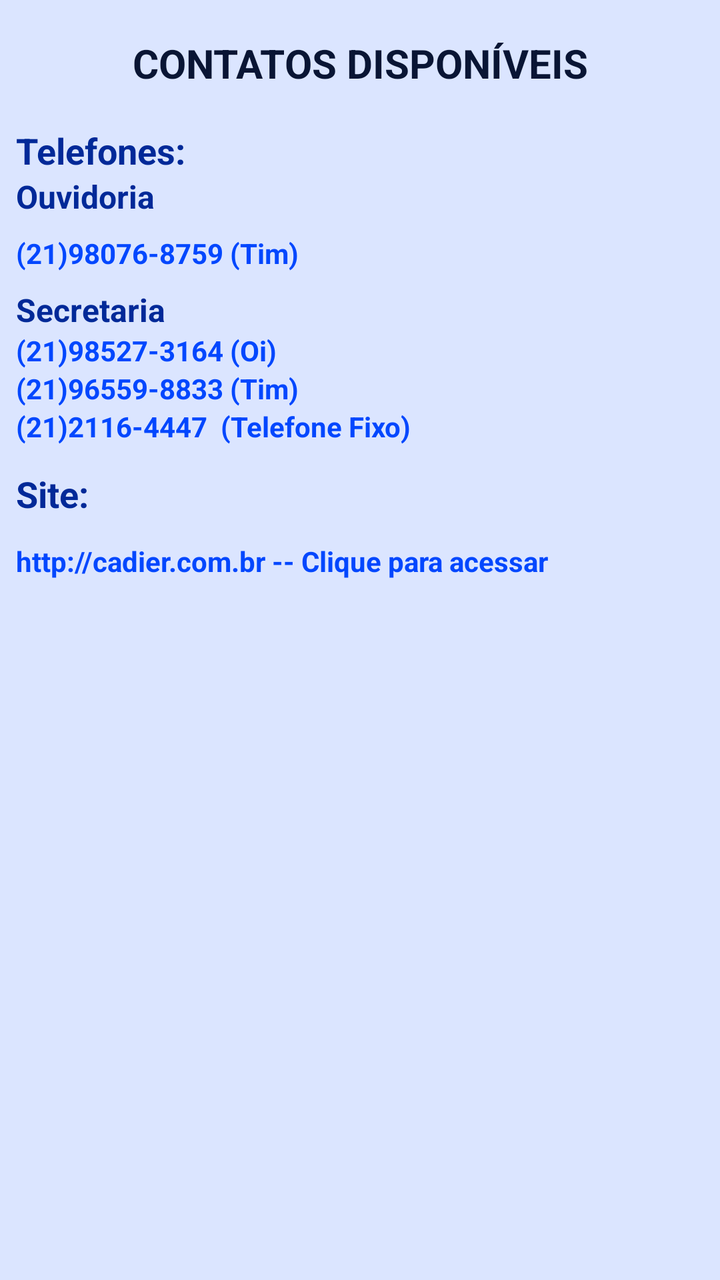
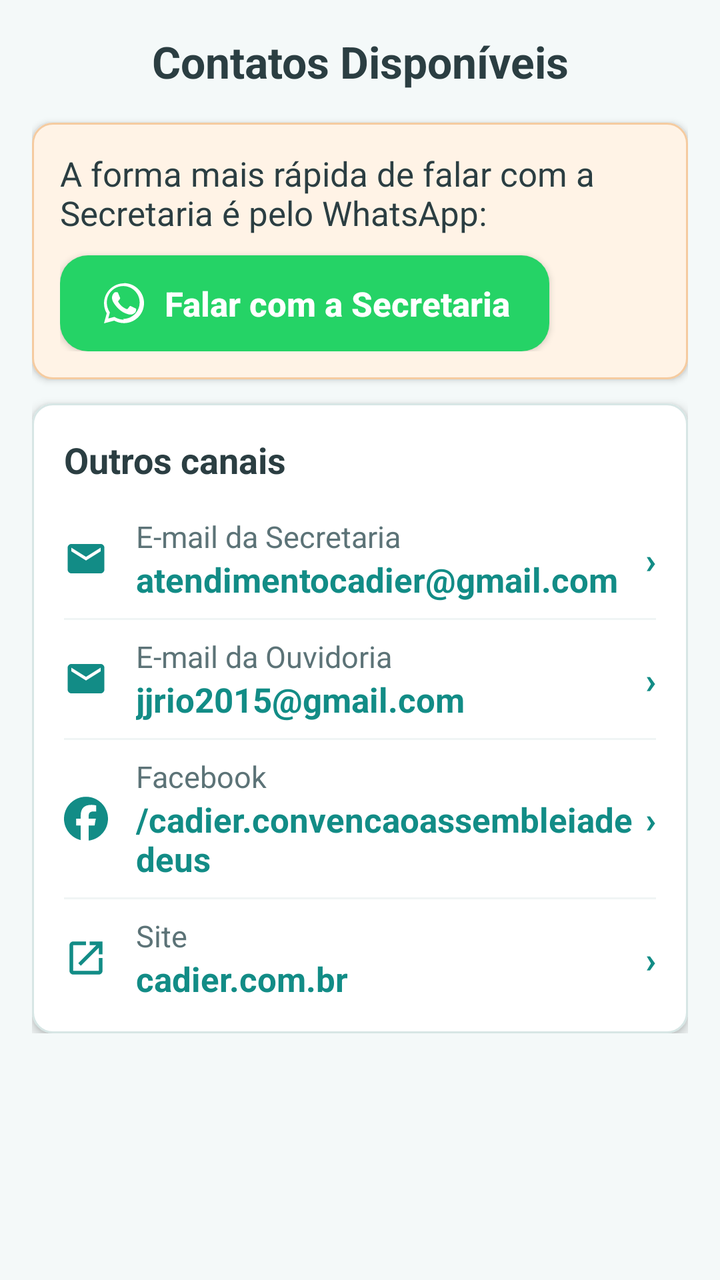

An Android layout rendered at two revisions. The XML below is the earlier revision; the diff shows what the commit changed to produce the second picture.
<!-- AndroidManifest.xml: application theme AppTheme -->
<!-- res/layout/fragment_contatos.xml -->
<?xml version="1.0" encoding="utf-8"?>
<LinearLayout
    xmlns:android="http://schemas.android.com/apk/res/android" android:layout_width="match_parent"
    android:layout_height="match_parent"
    android:orientation="vertical"
    android:background="#DBE5FF">

    <LinearLayout
        android:layout_width="match_parent"
        android:layout_height="match_parent"
        android:orientation="vertical">

        <TextView
            android:layout_width="match_parent"
            android:layout_height="wrap_content"
            android:text="CONTATOS DISPONÍVEIS"
            android:layout_margin="18dp"
            android:textSize="20sp"
            android:textStyle="bold"
            android:textColor="#091534"
            android:textAlignment="center"
            android:layout_gravity="center"/>

        <TextView
            android:layout_width="wrap_content"
            android:layout_height="wrap_content"
            android:layout_marginLeft="8dp"
            android:textSize="18sp"
            android:textStyle="bold"
            android:textColor="#012998"
            android:text="Telefones:"/>

        <TextView
            android:layout_width="wrap_content"
            android:layout_height="wrap_content"
            android:layout_marginLeft="8dp"
            android:textSize="16sp"
            android:textStyle="bold"
            android:textColor="#012998"
            android:text="Ouvidoria"/>

        <TextView
            android:layout_width="wrap_content"
            android:layout_height="wrap_content"
            android:layout_marginLeft="8dp"
            android:layout_marginTop="8dp"
            android:textSize="14sp"
            android:textStyle="bold"
            android:textColor="#0247FE"
            android:text="(21)98076-8759 (Tim)"/>

        <TextView
            android:layout_width="wrap_content"
            android:layout_height="wrap_content"
            android:layout_marginLeft="8dp"
            android:layout_marginTop="8dp"
            android:textSize="16sp"
            android:textStyle="bold"
            android:textColor="#012998"
            android:text="Secretaria"/>

        <TextView
            android:layout_width="wrap_content"
            android:layout_height="wrap_content"
            android:layout_marginLeft="8dp"
            android:textSize="14sp"
            android:textStyle="bold"
            android:textColor="#0247FE"
            android:text="(21)98527-3164 (Oi)"/>

        <TextView
            android:layout_width="wrap_content"
            android:layout_height="wrap_content"
            android:layout_marginLeft="8dp"
            android:textSize="14sp"
            android:textStyle="bold"
            android:textColor="#0247FE"
            android:text="(21)96559-8833 (Tim)"/>

        <TextView
            android:layout_width="wrap_content"
            android:layout_height="wrap_content"
            android:layout_marginLeft="8dp"
            android:textSize="14sp"
            android:textStyle="bold"
            android:textColor="#0247FE"
            android:text="(21)2116-4447  (Telefone Fixo)"/>

        <TextView
            android:layout_width="wrap_content"
            android:layout_height="wrap_content"
            android:layout_marginLeft="8dp"
            android:layout_marginTop="12dp"
            android:textSize="18sp"
            android:textStyle="bold"
            android:textColor="#012998"
            android:text="Site:"/>

        <TextView
            android:id="@+id/textViewLink"
            android:layout_width="wrap_content"
            android:layout_height="wrap_content"
            android:layout_marginLeft="8dp"
            android:layout_marginTop="12dp"
            android:textSize="14sp"
            android:textStyle="bold"
            android:textColor="#0247FE"
            android:text="http://cadier.com.br -- Clique para acessar"/>
    </LinearLayout>
</LinearLayout>
<!-- resources referenced by this layout -->
<resources>
  <style name="AppTheme" parent="Theme.AppCompat.Light.NoActionBar">
          
          <item name="colorPrimary">@color/colorPrimary</item>
          <item name="colorPrimaryDark">@color/colorPrimaryDark</item>
          <item name="colorAccent">@color/colorAccent</item>
  
      </style>
  <color name="colorPrimary">#3F51B5</color>
  <color name="colorPrimaryDark">#303F9F</color>
  <color name="colorAccent">#0043FA</color>
</resources>

<!-- the commit's change to res/layout/fragment_contatos.xml (unified diff, before → after) -->
@@ -1,110 +1,284 @@
 <?xml version="1.0" encoding="utf-8"?>
-<LinearLayout
+<ScrollView
     xmlns:android="http://schemas.android.com/apk/res/android" android:layout_width="match_parent"
     android:layout_height="match_parent"
-    android:orientation="vertical"
-    android:background="#DBE5FF">
+    android:background="@color/cadier_bg">
 
     <LinearLayout
         android:layout_width="match_parent"
-        android:layout_height="match_parent"
-        android:orientation="vertical">
+        android:layout_height="wrap_content"
+        android:orientation="vertical"
+        android:padding="16dp">
 
         <TextView
+            style="@style/Cadier.Text.Title"
             android:layout_width="match_parent"
             android:layout_height="wrap_content"
-            android:text="CONTATOS DISPONÍVEIS"
-            android:layout_margin="18dp"
-            android:textSize="20sp"
-            android:textStyle="bold"
-            android:textColor="#091534"
+            android:text="Contatos Disponíveis"
+            android:layout_marginBottom="16dp"
             android:textAlignment="center"
             android:layout_gravity="center"/>
 
-        <TextView
-            android:layout_width="wrap_content"
+        <LinearLayout
+            android:layout_width="match_parent"
             android:layout_height="wrap_content"
-            android:layout_marginLeft="8dp"
-            android:textSize="18sp"
-            android:textStyle="bold"
-            android:textColor="#012998"
-            android:text="Telefones:"/>
-
-        <TextView
-            android:layout_width="wrap_content"
+            android:orientation="vertical"
+            android:layout_marginBottom="12dp"
+            android:background="@drawable/bg_cadier_warning"
+            android:elevation="2dp"
+            android:padding="14dp">
+
+            <TextView
+                style="@style/Cadier.Text.Body"
+                android:layout_width="match_parent"
+                android:layout_height="wrap_content"
+                android:text="A forma mais rápida de falar com a Secretaria é pelo WhatsApp:"/>
+
+            <Button
+                android:id="@+id/buttonWhatsappSecretaria"
+                style="@style/Cadier.Button.WhatsApp"
+                android:layout_width="wrap_content"
+                android:layout_height="wrap_content"
+                android:layout_marginTop="10dp"
+                android:text="Falar com a Secretaria"/>
+        </LinearLayout>
+
+        <LinearLayout
+            android:layout_width="match_parent"
             android:layout_height="wrap_content"
-            android:layout_marginLeft="8dp"
-            android:textSize="16sp"
-            android:textStyle="bold"
-            android:textColor="#012998"
-            android:text="Ouvidoria"/>
-
-        <TextView
-            android:layout_width="wrap_content"
-            android:layout_height="wrap_content"
-            android:layout_marginLeft="8dp"
-            android:layout_marginTop="8dp"
-            android:textSize="14sp"
-            android:textStyle="bold"
-            android:textColor="#0247FE"
-            android:text="(21)98076-8759 (Tim)"/>
-
-        <TextView
-            android:layout_width="wrap_content"
-            android:layout_height="wrap_content"
-            android:layout_marginLeft="8dp"
-            android:layout_marginTop="8dp"
-            android:textSize="16sp"
-            android:textStyle="bold"
-            android:textColor="#012998"
-            android:text="Secretaria"/>
-
-        <TextView
-            android:layout_width="wrap_content"
-            android:layout_height="wrap_content"
-            android:layout_marginLeft="8dp"
-            android:textSize="14sp"
-            android:textStyle="bold"
-            android:textColor="#0247FE"
-            android:text="(21)98527-3164 (Oi)"/>
-
-        <TextView
-            android:layout_width="wrap_content"
-            android:layout_height="wrap_content"
-            android:layout_marginLeft="8dp"
-            android:textSize="14sp"
-            android:textStyle="bold"
-            android:textColor="#0247FE"
-            android:text="(21)96559-8833 (Tim)"/>
-
-        <TextView
-            android:layout_width="wrap_content"
-            android:layout_height="wrap_content"
-            android:layout_marginLeft="8dp"
-            android:textSize="14sp"
-            android:textStyle="bold"
-            android:textColor="#0247FE"
-            android:text="(21)2116-4447  (Telefone Fixo)"/>
-
-        <TextView
-            android:layout_width="wrap_content"
-            android:layout_height="wrap_content"
-            android:layout_marginLeft="8dp"
-            android:layout_marginTop="12dp"
-            android:textSize="18sp"
-            android:textStyle="bold"
-            android:textColor="#012998"
-            android:text="Site:"/>
-
-        <TextView
-            android:id="@+id/textViewLink"
-            android:layout_width="wrap_content"
-            android:layout_height="wrap_content"
-            android:layout_marginLeft="8dp"
-            android:layout_marginTop="12dp"
-            android:textSize="14sp"
-            android:textStyle="bold"
-            android:textColor="#0247FE"
-            android:text="http://cadier.com.br -- Clique para acessar"/>
+            android:orientation="vertical"
+            android:background="@drawable/bg_cadier_card"
+            android:elevation="3dp"
+            android:padding="8dp">
+
+            <TextView
+                style="@style/Cadier.Text.Subtitle"
+                android:layout_width="wrap_content"
+                android:layout_height="wrap_content"
+                android:layout_margin="8dp"
+                android:text="Outros canais"/>
+
+            
+            <LinearLayout
+                android:id="@+id/layoutEmailSecretaria"
+                android:layout_width="match_parent"
+                android:layout_height="wrap_content"
+                android:orientation="horizontal"
+                android:gravity="center_vertical"
+                android:padding="8dp"
+                android:clickable="true"
+                android:focusable="true"
+                android:foreground="?android:attr/selectableItemBackground">
+
+                <ImageView
+                    android:layout_width="22dp"
+                    android:layout_height="22dp"
+                    android:src="@drawable/ic_email"
+                    android:tint="@color/cadier_teal"/>
+
+                <LinearLayout
+                    android:layout_width="0dp"
+                    android:layout_height="wrap_content"
+                    android:layout_weight="1"
+                    android:layout_marginStart="14dp"
+                    android:orientation="vertical">
+
+                    <TextView
+                        style="@style/Cadier.Text.Caption"
+                        android:layout_width="wrap_content"
+                        android:layout_height="wrap_content"
+                        android:text="E-mail da Secretaria"/>
+
+                    <TextView
+                        android:id="@+id/textViewEmailSecretaria"
+                        style="@style/Cadier.Text.Body"
+                        android:layout_width="wrap_content"
+                        android:layout_height="wrap_content"
+                        android:textColor="@color/cadier_teal"
+                        android:textStyle="bold"
+                        android:text="atendimentocadier@gmail.com"/>
+                </LinearLayout>
+
+                <TextView
+                    android:layout_width="wrap_content"
+                    android:layout_height="wrap_content"
+                    android:textColor="@color/cadier_teal"
+                    android:textStyle="bold"
+                    android:textSize="@dimen/cadier_text_subtitle"
+                    android:text="›"/>
+            </LinearLayout>
+
+            <View
+                android:layout_width="match_parent"
+                android:layout_height="1dp"
+                android:layout_marginStart="8dp"
+                android:layout_marginEnd="8dp"
+                android:background="@color/cadier_divider_light"/>
+
+            
+            <LinearLayout
+                android:id="@+id/layoutEmailOuvidoria"
+                android:layout_width="match_parent"
+                android:layout_height="wrap_content"
+                android:orientation="horizontal"
+                android:gravity="center_vertical"
+                android:padding="8dp"
+                android:clickable="true"
+                android:focusable="true"
+                android:foreground="?android:attr/selectableItemBackground">
+
+                <ImageView
+                    android:layout_width="22dp"
+                    android:layout_height="22dp"
+                    android:src="@drawable/ic_email"
+                    android:tint="@color/cadier_teal"/>
+
+                <LinearLayout
+                    android:layout_width="0dp"
+                    android:layout_height="wrap_content"
+                    android:layout_weight="1"
+                    android:layout_marginStart="14dp"
+                    android:orientation="vertical">
+
+                    <TextView
+                        style="@style/Cadier.Text.Caption"
+                        android:layout_width="wrap_content"
+                        android:layout_height="wrap_content"
+                        android:text="E-mail da Ouvidoria"/>
+
+                    <TextView
+                        android:id="@+id/textViewEmailOuvidoria"
+                        style="@style/Cadier.Text.Body"
+                        android:layout_width="wrap_content"
+                        android:layout_height="wrap_content"
+                        android:textColor="@color/cadier_teal"
+                        android:textStyle="bold"
+                        android:text="jjrio2015@gmail.com"/>
+                </LinearLayout>
+
+                <TextView
+                    android:layout_width="wrap_content"
+                    android:layout_height="wrap_content"
+                    android:textColor="@color/cadier_teal"
+                    android:textStyle="bold"
+                    android:textSize="@dimen/cadier_text_subtitle"
+                    android:text="›"/>
+            </LinearLayout>
+
+            <View
+                android:layout_width="match_parent"
+                android:layout_height="1dp"
+                android:layout_marginStart="8dp"
+                android:layout_marginEnd="8dp"
+                android:background="@color/cadier_divider_light"/>
+
+            
+            <LinearLayout
+                android:id="@+id/layoutFacebook"
+                android:layout_width="match_parent"
+                android:layout_height="wrap_content"
+                android:orientation="horizontal"
+                android:gravity="center_vertical"
+                android:padding="8dp"
+                android:clickable="true"
+                android:focusable="true"
+                android:foreground="?android:attr/selectableItemBackground">
+
+                <ImageView
+                    android:layout_width="22dp"
+                    android:layout_height="22dp"
+                    android:src="@drawable/ic_facebook"
+                    android:tint="@color/cadier_teal"/>
+
+                <LinearLayout
+                    android:layout_width="0dp"
+                    android:layout_height="wrap_content"
+                    android:layout_weight="1"
+                    android:layout_marginStart="14dp"
+                    android:orientation="vertical">
+
+                    <TextView
+                        style="@style/Cadier.Text.Caption"
+                        android:layout_width="wrap_content"
+                        android:layout_height="wrap_content"
+                        android:text="Facebook"/>
+
+                    <TextView
+                        android:id="@+id/textViewFacebook"
+                        style="@style/Cadier.Text.Body"
+                        android:layout_width="wrap_content"
+                        android:layout_height="wrap_content"
+                        android:textColor="@color/cadier_teal"
+                        android:textStyle="bold"
+                        android:text="/cadier.convencaoassembleiadedeus"/>
+                </LinearLayout>
+
+                <TextView
+                    android:layout_width="wrap_content"
+                    android:layout_height="wrap_content"
+                    android:textColor="@color/cadier_teal"
+                    android:textStyle="bold"
+                    android:textSize="@dimen/cadier_text_subtitle"
+                    android:text="›"/>
+            </LinearLayout>
+
+            <View
+                android:layout_width="match_parent"
+                android:layout_height="1dp"
+                android:layout_marginStart="8dp"
+                android:layout_marginEnd="8dp"
+                android:background="@color/cadier_divider_light"/>
+
+            
+            <LinearLayout
+                android:id="@+id/layoutSite"
+                android:layout_width="match_parent"
+                android:layout_height="wrap_content"
+                android:orientation="horizontal"
+                android:gravity="center_vertical"
+                android:padding="8dp"
+                android:clickable="true"
+                android:focusable="true"
+                android:foreground="?android:attr/selectableItemBackground">
+
+                <ImageView
+                    android:layout_width="22dp"
+                    android:layout_height="22dp"
+                    android:src="@drawable/ic_link"
+                    android:tint="@color/cadier_teal"/>
+
+                <LinearLayout
+                    android:layout_width="0dp"
+                    android:layout_height="wrap_content"
+                    android:layout_weight="1"
+                    android:layout_marginStart="14dp"
+                    android:orientation="vertical">
+
+                    <TextView
+                        style="@style/Cadier.Text.Caption"
+                        android:layout_width="wrap_content"
+                        android:layout_height="wrap_content"
+                        android:text="Site"/>
+
+                    <TextView
+                        android:id="@+id/textViewLink"
+                        style="@style/Cadier.Text.Body"
+                        android:layout_width="wrap_content"
+                        android:layout_height="wrap_content"
+                        android:textColor="@color/cadier_teal"
+                        android:textStyle="bold"
+                        android:text="cadier.com.br"/>
+                </LinearLayout>
+
+                <TextView
+                    android:layout_width="wrap_content"
+                    android:layout_height="wrap_content"
+                    android:textColor="@color/cadier_teal"
+                    android:textStyle="bold"
+                    android:textSize="@dimen/cadier_text_subtitle"
+                    android:text="›"/>
+            </LinearLayout>
+
+        </LinearLayout>
     </LinearLayout>
-</LinearLayout>
+</ScrollView>
<!-- resource entries referenced after the edit -->
@@ -1,14 +1,126 @@
 <!-- resources referenced by this layout -->
 <resources>
+  <color name="cadier_bg">#F4F9F9</color>
+  <color name="cadier_divider_light">#F0F5F5</color>
+  <color name="cadier_teal">#128C86</color>
+  <dimen name="cadier_text_subtitle">18sp</dimen>
+  <!-- drawable bg_cadier_card (drawable) -->
+  <?xml version="1.0" encoding="utf-8"?>
+  <shape xmlns:android="http://schemas.android.com/apk/res/android" android:shape="rectangle">
+      <solid android:color="@color/cadier_surface"/>
+      <stroke android:width="1dp" android:color="@color/cadier_border"/>
+      <corners android:radius="@dimen/cadier_radius_card"/>
+  </shape>
+  <!-- drawable bg_cadier_warning (drawable) -->
+  <?xml version="1.0" encoding="utf-8"?>
+  <shape xmlns:android="http://schemas.android.com/apk/res/android" android:shape="rectangle">
+      <solid android:color="@color/cadier_warning_bg"/>
+      <stroke android:width="1dp" android:color="@color/cadier_warning_border"/>
+      <corners android:radius="@dimen/cadier_radius_card"/>
+  </shape>
+  <!-- drawable ic_email (drawable) -->
+  <vector xmlns:android="http://schemas.android.com/apk/res/android"
+      android:width="24dp"
+      android:height="24dp"
+      android:viewportWidth="24"
+      android:viewportHeight="24">
+      <path
+          android:fillColor="#FFFFFF"
+          android:pathData="M20,4H4C2.9,4 2,4.9 2,6v12c0,1.1 0.9,2 2,2h16c1.1,0 2,-0.9 2,-2V6C22,4.9 21.1,4 20,4zM20,8l-8,5L4,8V6l8,5l8,-5V8z"/>
+  </vector>
+  <!-- drawable ic_facebook (drawable) -->
+  <vector xmlns:android="http://schemas.android.com/apk/res/android"
+      android:width="24dp"
+      android:height="24dp"
+      android:viewportWidth="24"
+      android:viewportHeight="24">
+      <path
+          android:fillColor="#FFFFFF"
+          android:pathData="M9.101,23.691v-7.98H6.627v-3.667h2.474v-1.58c0,-4.085 1.848,-5.978 5.858,-5.978c0.401,0 0.955,0.042 1.468,0.103c0.4667,0.0568 0.8493,0.128 1.141,0.195v3.325c-0.1893,-0.0213 -0.4213,-0.0333 -0.653,-0.036c-0.2447,-0.0027 -0.4887,-0.006 -0.733,-0.009c-0.707,0 -1.259,0.096 -1.675,0.309c-0.279,0.147 -0.5107,0.354 -0.679,0.622c-0.258,0.42 -0.374,0.995 -0.374,1.752v1.297h3.919l-0.386,1.888l-0.287,1.779h-3.246v8.245C19.396,23.238 24,18.179 24,12.044c0,-6.627 -5.373,-12 -12,-12s-12,5.373 -12,12c0,5.628 3.874,10.35 9.101,11.647Z"/>
+  </vector>
+  <!-- drawable ic_link (drawable) -->
+  <vector xmlns:android="http://schemas.android.com/apk/res/android"
+      android:width="24dp"
+      android:height="24dp"
+      android:viewportWidth="24"
+      android:viewportHeight="24">
+      <path
+          android:fillColor="#FFFFFF"
+          android:pathData="M19,19H5V5h7V3H5C3.89,3 3,3.9 3,5v14c0,1.1 0.89,2 2,2h14c1.1,0 2,-0.9 2,-2v-7h-2V19zM14,3v2h3.59l-9.83,9.83l1.41,1.41L19,6.41V10h2V3H14z"/>
+  </vector>
+  <style name="Cadier.Button.WhatsApp">
+          <item name="android:background">@drawable/bg_cadier_button_whatsapp</item>
+          <item name="android:drawableStart">@drawable/ic_whatsapp</item>
+          <item name="android:drawablePadding">8dp</item>
+      </style>
+  <style name="Cadier.Text.Body" parent="">
+          <item name="android:textSize">@dimen/cadier_text_body</item>
+          <item name="android:textColor">@color/cadier_text_primary</item>
+      </style>
+  <style name="Cadier.Text.Caption" parent="">
+          <item name="android:textSize">@dimen/cadier_text_caption</item>
+          <item name="android:textColor">@color/cadier_text_secondary</item>
+      </style>
+  <style name="Cadier.Text.Subtitle" parent="">
+          <item name="android:textSize">@dimen/cadier_text_subtitle</item>
+          <item name="android:textStyle">bold</item>
+          <item name="android:textColor">@color/cadier_text_primary</item>
+      </style>
+  <style name="Cadier.Text.Title" parent="">
+          <item name="android:textSize">@dimen/cadier_text_title</item>
+          <item name="android:textStyle">bold</item>
+          <item name="android:textColor">@color/cadier_text_primary</item>
+      </style>
   <style name="AppTheme" parent="Theme.AppCompat.Light.NoActionBar">
           
           <item name="colorPrimary">@color/colorPrimary</item>
           <item name="colorPrimaryDark">@color/colorPrimaryDark</item>
           <item name="colorAccent">@color/colorAccent</item>
-  
+          <item name="android:windowBackground">@color/cadier_bg</item>
+          <item name="android:textColorPrimary">@color/cadier_text_primary</item>
       </style>
-  <color name="colorPrimary">#3F51B5</color>
-  <color name="colorPrimaryDark">#303F9F</color>
-  <color name="colorAccent">#0043FA</color>
+  <color name="cadier_surface">#FFFFFF</color>
+  <color name="cadier_border">#D7E6E5</color>
+  <dimen name="cadier_radius_card">10dp</dimen>
+  <color name="cadier_warning_bg">#FFF3E6</color>
+  <color name="cadier_warning_border">#F5CBA0</color>
+  <!-- drawable bg_cadier_button_whatsapp (drawable) -->
+  <?xml version="1.0" encoding="utf-8"?>
+  <selector xmlns:android="http://schemas.android.com/apk/res/android">
+      <item android:state_pressed="true">
+          <shape android:shape="rectangle">
+              <solid android:color="#1EBE57"/>
+              <corners android:radius="@dimen/cadier_radius_button"/>
+          </shape>
+      </item>
+      <item>
+          <shape android:shape="rectangle">
+              
+              <solid android:color="#25D366"/>
+              <corners android:radius="@dimen/cadier_radius_button"/>
+          </shape>
+      </item>
+  </selector>
+  <!-- drawable ic_whatsapp (drawable) -->
+  <vector xmlns:android="http://schemas.android.com/apk/res/android"
+      android:width="24dp"
+      android:height="24dp"
+      android:viewportWidth="24"
+      android:viewportHeight="24">
+      <path
+          android:fillColor="#FFFFFF"
+          android:pathData="M17.472,14.382c-0.297,-0.149 -1.758,-0.867 -2.03,-0.967c-0.273,-0.099 -0.471,-0.148 -0.67,0.15c-0.197,0.297 -0.767,0.966 -0.94,1.164c-0.173,0.199 -0.347,0.223 -0.644,0.075c-0.297,-0.15 -1.255,-0.463 -2.39,-1.475c-0.883,-0.788 -1.48,-1.761 -1.653,-2.059c-0.173,-0.297 -0.018,-0.458 0.13,-0.606c0.134,-0.133 0.298,-0.347 0.446,-0.52c0.149,-0.174 0.198,-0.298 0.298,-0.497c0.099,-0.198 0.05,-0.371 -0.025,-0.52c-0.075,-0.149 -0.669,-1.612 -0.916,-2.207c-0.242,-0.579 -0.487,-0.5 -0.669,-0.51c-0.173,-0.008 -0.371,-0.01 -0.57,-0.01c-0.198,0 -0.52,0.074 -0.792,0.372c-0.272,0.297 -1.04,1.016 -1.04,2.479c0,1.462 1.065,2.875 1.213,3.074c0.149,0.198 2.096,3.2 5.077,4.487c0.709,0.306 1.262,0.489 1.694,0.626c0.712,0.226 1.36,0.194 1.872,0.118c0.571,-0.085 1.758,-0.719 2.006,-1.413c0.248,-0.694 0.248,-1.289 0.173,-1.413c-0.074,-0.124 -0.272,-0.198 -0.57,-0.347zM12.004,2.003c-5.514,0 -9.997,4.483 -9.997,9.997c0,1.762 0.469,3.487 1.36,4.998L2,22l5.13,-1.345c1.459,0.796 3.1,1.24 4.874,1.24h0.005c5.514,0 9.997,-4.483 9.997,-9.997c0,-2.669 -1.04,-5.178 -2.929,-7.067c-1.889,-1.889 -4.398,-2.928 -7.073,-2.928zM12.004,20.179L12,20.179c-1.582,0 -3.135,-0.425 -4.478,-1.229l-0.299,-0.177 -3.104,0.815 0.828,-3.026 -0.194,-0.31c-0.881,-1.402 -1.347,-3.021 -1.347,-4.681c0,-4.524 3.68,-8.204 8.206,-8.204c2.19,0 4.25,0.855 5.799,2.406c1.548,1.548 2.405,3.606 2.405,5.802c-0.001,4.525 -3.681,8.205 -8.208,8.205z"/>
+  </vector>
+  <dimen name="cadier_text_body">17sp</dimen>
+  <color name="cadier_text_primary">#2B3E42</color>
+  <dimen name="cadier_text_caption">15sp</dimen>
+  <color name="cadier_text_secondary">#5C7377</color>
+  <dimen name="cadier_text_title">22sp</dimen>
+  <color name="colorPrimary">@color/cadier_teal</color>
+  <color name="colorPrimaryDark">@color/cadier_teal_dark</color>
+  <color name="colorAccent">@color/cadier_orange</color>
+  <dimen name="cadier_radius_button">14dp</dimen>
+  <color name="cadier_teal_dark">#0C6C67</color>
+  <color name="cadier_orange">#F5821F</color>
 </resources>
 
